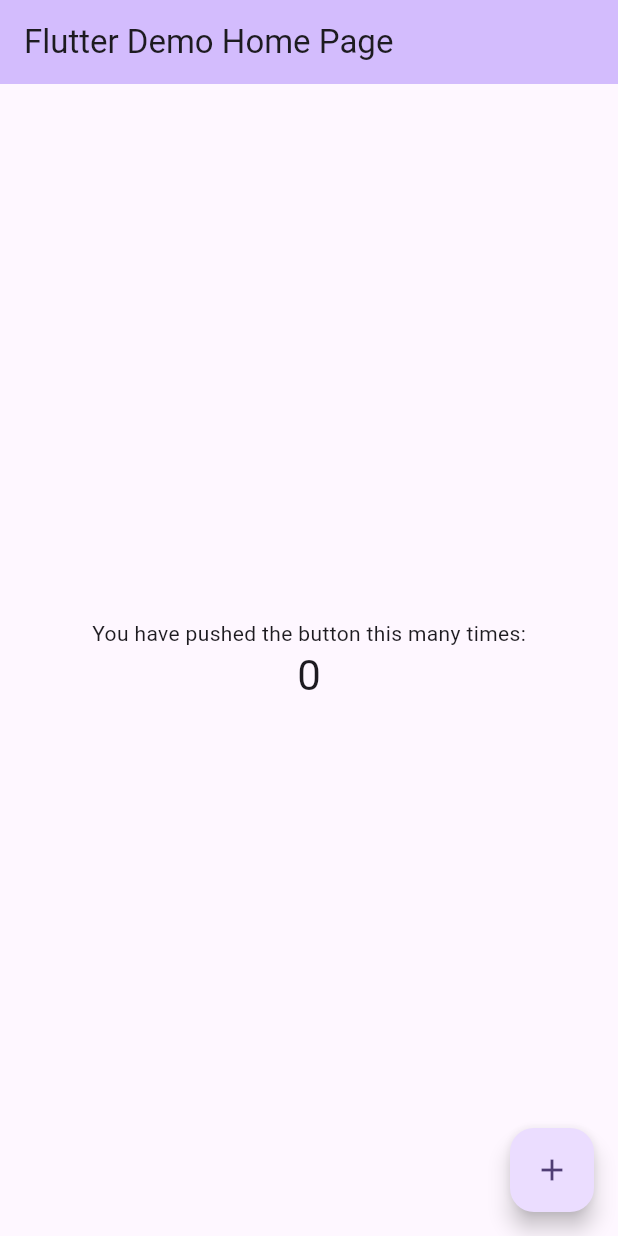
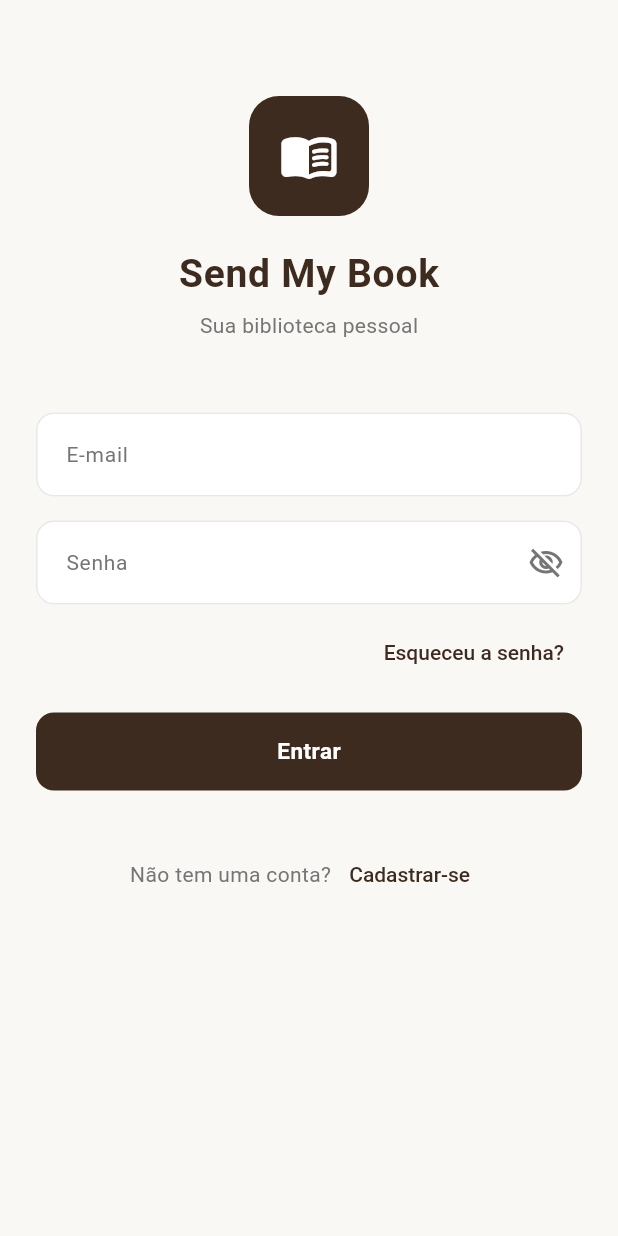
Before and after one commit to MatheusBonadio/send-my-book, a Flutter app: the screen it shows after launch, on a phone screen of 412 x 824 dp. Run offline on Flutter 3.47's test engine with Material 3 defaults, Android fonts, the phone set to English and light mode, and no system bars; our stand-ins replace firebase_auth, firebase_core; accounts and stored records are empty.

Commit message:
feat: implement authentication screens (RF001, RF002, RF003)

```diff
--- a/lib/main.dart
+++ b/lib/main.dart
@@ -1,122 +1,51 @@
+import 'package:firebase_core/firebase_core.dart';
 import 'package:flutter/material.dart';
+import 'package:provider/provider.dart';
+import 'firebase_options.dart';
+import 'providers/auth_provider.dart';
+import 'providers/book_provider.dart';
+import 'screens/auth/login_screen.dart';
+import 'screens/home/home_screen.dart';
+import 'theme/app_theme.dart';
 
-void main() {
-  runApp(const MyApp());
+void main() async {
+  WidgetsFlutterBinding.ensureInitialized();
+  await Firebase.initializeApp(
+    options: DefaultFirebaseOptions.currentPlatform,
+  );
+  runApp(const SendMyBookApp());
 }
 
-class MyApp extends StatelessWidget {
-  const MyApp({super.key});
+class SendMyBookApp extends StatelessWidget {
+  const SendMyBookApp({super.key});
 
-  // This widget is the root of your application.
   @override
   Widget build(BuildContext context) {
-    return MaterialApp(
-      title: 'Flutter Demo',
-      theme: ThemeData(
-        // This is the theme of your application.
-        //
-        // TRY THIS: Try running your application with "flutter run". You'll see
-        // the application has a purple toolbar. Then, without quitting the app,
-        // try changing the seedColor in the colorScheme below to Colors.green
-        // and then invoke "hot reload" (save your changes or press the "hot
-        // reload" button in a Flutter-supported IDE, or press "r" if you used
-        // the command line to start the app).
-        //
-        // Notice that the counter didn't reset back to zero; the application
-        // state is not lost during the reload. To reset the state, use hot
-        // restart instead.
-        //
-        // This works for code too, not just values: Most code changes can be
-        // tested with just a hot reload.
-        colorScheme: .fromSeed(seedColor: Colors.deepPurple),
+    return MultiProvider(
+      providers: [
+        ChangeNotifierProvider(create: (_) => AuthProvider()),
+        ChangeNotifierProvider(create: (_) => BookProvider()),
+      ],
+      child: MaterialApp(
+        title: 'Send My Book',
+        debugShowCheckedModeBanner: false,
+        theme: AppTheme.theme,
+        home: const _AuthGate(),
       ),
-      home: const MyHomePage(title: 'Flutter Demo Home Page'),
     );
   }
 }
 
-class MyHomePage extends StatefulWidget {
-  const MyHomePage({super.key, required this.title});
-
-  // This widget is the home page of your application. It is stateful, meaning
-  // that it has a State object (defined below) that contains fields that affect
-  // how it looks.
-
-  // This class is the configuration for the state. It holds the values (in this
-  // case the title) provided by the parent (in this case the App widget) and
-  // used by the build method of the State. Fields in a Widget subclass are
-  // always marked "final".
-
-  final String title;
-
-  @override
-  State<MyHomePage> createState() => _MyHomePageState();
-}
-
-class _MyHomePageState extends State<MyHomePage> {
-  int _counter = 0;
-
-  void _incrementCounter() {
-    setState(() {
-      // This call to setState tells the Flutter framework that something has
-      // changed in this State, which causes it to rerun the build method below
-      // so that the display can reflect the updated values. If we changed
-      // _counter without calling setState(), then the build method would not be
-      // called again, and so nothing would appear to happen.
-      _counter++;
-    });
-  }
+class _AuthGate extends StatelessWidget {
+  const _AuthGate();
 
   @override
   Widget build(BuildContext context) {
-    // This method is rerun every time setState is called, for instance as done
-    // by the _incrementCounter method above.
-    //
-    // The Flutter framework has been optimized to make rerunning build methods
-    // fast, so that you can just rebuild anything that needs updating rather
-    // than having to individually change instances of widgets.
-    return Scaffold(
-      appBar: AppBar(
-        // TRY THIS: Try changing the color here to a specific color (to
-        // Colors.amber, perhaps?) and trigger a hot reload to see the AppBar
-        // change color while the other colors stay the same.
-        backgroundColor: Theme.of(context).colorScheme.inversePrimary,
-        // Here we take the value from the MyHomePage object that was created by
-        // the App.build method, and use it to set our appbar title.
-        title: Text(widget.title),
-      ),
-      body: Center(
-        // Center is a layout widget. It takes a single child and positions it
-        // in the middle of the parent.
-        child: Column(
-          // Column is also a layout widget. It takes a list of children and
-          // arranges them vertically. By default, it sizes itself to fit its
-          // children horizontally, and tries to be as tall as its parent.
-          //
-          // Column has various properties to control how it sizes itself and
-          // how it positions its children. Here we use mainAxisAlignment to
-          // center the children vertically; the main axis here is the vertical
-          // axis because Columns are vertical (the cross axis would be
-          // horizontal).
-          //
-          // TRY THIS: Invoke "debug painting" (choose the "Toggle Debug Paint"
-          // action in the IDE, or press "p" in the console), to see the
-          // wireframe for each widget.
-          mainAxisAlignment: .center,
-          children: [
-            const Text('You have pushed the button this many times:'),
-            Text(
-              '$_counter',
-              style: Theme.of(context).textTheme.headlineMedium,
-            ),
-          ],
-        ),
-      ),
-      floatingActionButton: FloatingActionButton(
-        onPressed: _incrementCounter,
-        tooltip: 'Increment',
-        child: const Icon(Icons.add),
-      ),
-    );
+    final auth = context.watch<AuthProvider>();
+
+    if (auth.isAuthenticated) {
+      return const HomeScreen();
+    }
+    return const LoginScreen();
   }
 }
--- /dev/null
+++ b/lib/screens/auth/login_screen.dart
@@ -0,0 +1,185 @@
+import 'package:flutter/material.dart';
+import 'package:provider/provider.dart';
+import '../../providers/auth_provider.dart';
+import '../../theme/app_theme.dart';
+import '../../widgets/custom_text_field.dart';
+import 'register_screen.dart';
+import 'forgot_password_screen.dart';
+
+class LoginScreen extends StatefulWidget {
+  const LoginScreen({super.key});
+
+  @override
+  State<LoginScreen> createState() => _LoginScreenState();
+}
+
+class _LoginScreenState extends State<LoginScreen> {
+  final _formKey = GlobalKey<FormState>();
+  final _emailController = TextEditingController();
+  final _passwordController = TextEditingController();
+  bool _obscurePassword = true;
+
+  @override
+  void dispose() {
+    _emailController.dispose();
+    _passwordController.dispose();
+    super.dispose();
+  }
+
+  Future<void> _signIn() async {
+    if (!_formKey.currentState!.validate()) return;
+
+    final auth = context.read<AuthProvider>();
+    final error = await auth.signIn(
+      _emailController.text,
+      _passwordController.text,
+    );
+
+    if (!mounted) return;
+
+    if (error != null) {
+      ScaffoldMessenger.of(context).showSnackBar(
+        SnackBar(content: Text(error)),
+      );
+    }
+  }
+
+  @override
+  Widget build(BuildContext context) {
+    final isLoading = context.watch<AuthProvider>().isLoading;
+
+    return Scaffold(
+      body: SafeArea(
+        child: SingleChildScrollView(
+          padding: const EdgeInsets.symmetric(horizontal: 24),
+          child: Form(
+            key: _formKey,
+            child: Column(
+              crossAxisAlignment: CrossAxisAlignment.center,
+              children: [
+                const SizedBox(height: 64),
+                // Logo
+                Container(
+                  width: 80,
+                  height: 80,
+                  decoration: BoxDecoration(
+                    color: AppTheme.primary,
+                    borderRadius: BorderRadius.circular(20),
+                  ),
+                  child: const Icon(
+                    Icons.menu_book_rounded,
+                    color: AppTheme.onPrimary,
+                    size: 40,
+                  ),
+                ),
+                const SizedBox(height: 20),
+                const Text(
+                  'Send My Book',
+                  style: TextStyle(
+                    fontSize: 26,
+                    fontWeight: FontWeight.w700,
+                    color: AppTheme.primary,
+                    letterSpacing: 0.5,
+                  ),
+                ),
+                const SizedBox(height: 6),
+                const Text(
+                  'Sua biblioteca pessoal',
+                  style: TextStyle(
+                    fontSize: 14,
+                    color: AppTheme.textSecondary,
+                  ),
+                ),
+                const SizedBox(height: 48),
+                CustomTextField(
+                  label: 'E-mail',
+                  controller: _emailController,
+                  hint: 'seu@email.com',
+                  keyboardType: TextInputType.emailAddress,
+                  validator: (value) {
+                    if (value == null || value.trim().isEmpty) {
+                      return 'Informe seu e-mail';
+                    }
+                    final emailRegex =
+                        RegExp(r'^[\w-\.]+@([\w-]+\.)+[\w-]{2,4}$');
+                    if (!emailRegex.hasMatch(value.trim())) {
+                      return 'Informe um e-mail válido';
+                    }
+                    return null;
+                  },
+                ),
+                const SizedBox(height: 16),
+                CustomTextField(
+                  label: 'Senha',
+                  controller: _passwordController,
+                  obscureText: _obscurePassword,
+                  validator: (value) {
+                    if (value == null || value.isEmpty) {
+                      return 'Informe sua senha';
+                    }
+                    return null;
+                  },
+                  suffixIcon: IconButton(
+                    icon: Icon(
+                      _obscurePassword
+                          ? Icons.visibility_off_outlined
+                          : Icons.visibility_outlined,
+                      color: AppTheme.textSecondary,
+                    ),
+                    onPressed: () =>
+                        setState(() => _obscurePassword = !_obscurePassword),
+                  ),
+                ),
+                const SizedBox(height: 8),
+                Align(
+                  alignment: Alignment.centerRight,
+                  child: TextButton(
+                    onPressed: () => Navigator.push(
+                      context,
+                      MaterialPageRoute(
+                          builder: (_) => const ForgotPasswordScreen()),
+                    ),
+                    child: const Text('Esqueceu a senha?'),
+                  ),
+                ),
+                const SizedBox(height: 16),
+                ElevatedButton(
+                  onPressed: isLoading ? null : _signIn,
+                  child: isLoading
+                      ? const SizedBox(
+                          height: 20,
+                          width: 20,
+                          child: CircularProgressIndicator(
+                            color: AppTheme.onPrimary,
+                            strokeWidth: 2,
+                          ),
+                        )
+                      : const Text('Entrar'),
+                ),
+                const SizedBox(height: 32),
+                Row(
+                  mainAxisAlignment: MainAxisAlignment.center,
+                  children: [
+                    const Text(
+                      'Não tem uma conta?',
+                      style: TextStyle(color: AppTheme.textSecondary),
+                    ),
+                    TextButton(
+                      onPressed: () => Navigator.push(
+                        context,
+                        MaterialPageRoute(
+                            builder: (_) => const RegisterScreen()),
+                      ),
+                      child: const Text('Cadastrar-se'),
+                    ),
+                  ],
+                ),
+                const SizedBox(height: 24),
+              ],
+            ),
+          ),
+        ),
+      ),
+    );
+  }
+}
--- /dev/null
+++ b/lib/widgets/custom_text_field.dart
@@ -0,0 +1,50 @@
+import 'package:flutter/material.dart';
+import 'package:flutter/services.dart';
+
+class CustomTextField extends StatelessWidget {
+  final String label;
+  final String? hint;
+  final TextEditingController controller;
+  final bool obscureText;
+  final TextInputType keyboardType;
+  final String? Function(String?)? validator;
+  final Widget? suffixIcon;
+  final Widget? prefixIcon;
+  final int maxLines;
+  final List<TextInputFormatter>? inputFormatters;
+  final TextCapitalization textCapitalization;
+
+  const CustomTextField({
+    super.key,
+    required this.label,
+    required this.controller,
+    this.hint,
+    this.obscureText = false,
+    this.keyboardType = TextInputType.text,
+    this.validator,
+    this.suffixIcon,
+    this.prefixIcon,
+    this.maxLines = 1,
+    this.inputFormatters,
+    this.textCapitalization = TextCapitalization.none,
+  });
+
+  @override
+  Widget build(BuildContext context) {
+    return TextFormField(
+      controller: controller,
+      obscureText: obscureText,
+      keyboardType: keyboardType,
+      validator: validator,
+      maxLines: maxLines,
+      inputFormatters: inputFormatters,
+      textCapitalization: textCapitalization,
+      decoration: InputDecoration(
+        labelText: label,
+        hintText: hint,
+        suffixIcon: suffixIcon,
+        prefixIcon: prefixIcon,
+      ),
+    );
+  }
+}
```
Also changed, not shown: lib/screens/auth/forgot_password_screen.dart (added, +152 -0 lines), lib/screens/auth/register_screen.dart (added, +220 -0 lines).
